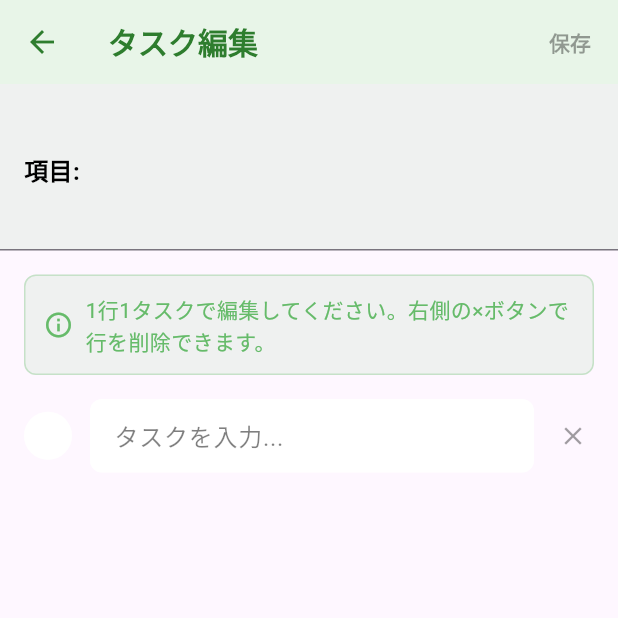
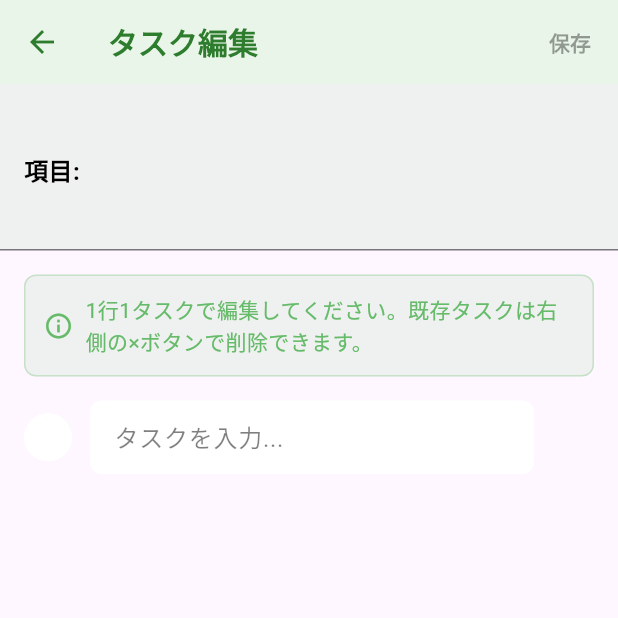
Before and after one commit to IT-Engineer-K/yutrutasu, a Flutter app: the EditTasksView screen opened directly with empty values, on a phone screen of 412 x 824 dp, the top half of it. Run offline on Flutter 3.47's test engine with Material 3 defaults, Android fonts, the phone set to English and light mode, and no system bars; our stand-ins replace flutter_dotenv, google_mobile_ads, shared_preferences; missing offline and left inert: app_tracking_transparency; accounts and stored records are empty; Roboto replaces fonts that are missing (NotoSansJP).

Commit message:
新規タスクの×ボタンに関する

```diff
--- a/lib/src/views/bulk_edit_items_view.dart
+++ b/lib/src/views/bulk_edit_items_view.dart
@@ -89,6 +89,19 @@ class _EditTasksViewState extends State<EditTasksView> {
       _originalTasks.removeAt(index);
       _isChanged = true;
     });
+  }
+
+  bool _shouldShowDeleteButton(int index) {
+    // 最低1行は残す
+    if (_lineControllers.length <= 1) return false;
+
+    // 既存タスクは常に削除ボタンを表示
+    final originalTask = index < _originalTasks.length ? _originalTasks[index] : null;
+    if (originalTask != null) return true;
+
+    // 新規タスクでも、テキストが入力されていれば削除ボタンを表示
+    final controller = _lineControllers[index];
+    return controller.text.trim().isNotEmpty;
   }
 
   Future<void> _saveChanges() async {
@@ -260,7 +273,7 @@ class _EditTasksViewState extends State<EditTasksView> {
                         const SizedBox(width: 8),
                         Expanded(
                           child: Text(
-                            '1行1タスクで編集してください。右側の×ボタンで行を削除できます。',
+                            '1行1タスクで編集してください。既存タスクは右側の×ボタンで削除できます。',
                             style: TextStyle(
                               fontSize: 14,
                               color: theme.colorScheme.primary,
@@ -367,35 +380,36 @@ class _EditTasksViewState extends State<EditTasksView> {
                                     }
                                   },
                                   onChanged: (text) {
+                                    // テキスト変更時にUIを更新（×ボタンの表示状態を更新）
+                                    setState(() {
                                       // 最後の行が入力され、かつまだ空行がない場合は新しい行を追加
                                       if (index == _lineControllers.length - 1 &&
                                           text.isNotEmpty &&
                                           _lineControllers.last.text.isNotEmpty) {
                                         _addNewLine(listen: true);
                                       }
+                                    });
                                   },
                                 ),
                               ),
 
                               const SizedBox(width: 8),
 
-                              // 右側：削除ボタン
+                              // 右側：削除ボタン（空の新規タスク行には表示しない）
                               SizedBox(
                                 width: 32,
                                 height: 48,
-                                child: IconButton(
-                                  onPressed: _lineControllers.length > 1
-                                      ? () => _removeLine(index)
-                                      : null,
+                                child: _shouldShowDeleteButton(index)
+                                    ? IconButton(
+                                        onPressed: () => _removeLine(index),
                                         icon: Icon(
                                           Icons.close,
-                                    color: _lineControllers.length > 1
-                                        ? theme.colorScheme.error
-                                        : theme.disabledColor,
+                                          color: theme.colorScheme.error,
                                           size: 20,
                                         ),
                                         tooltip: '行を削除',
-                                ),
+                                      )
+                                    : null,
                               ),
                             ],
                           ),
```
Lines whose indentation alone changed are shown as unchanged.
